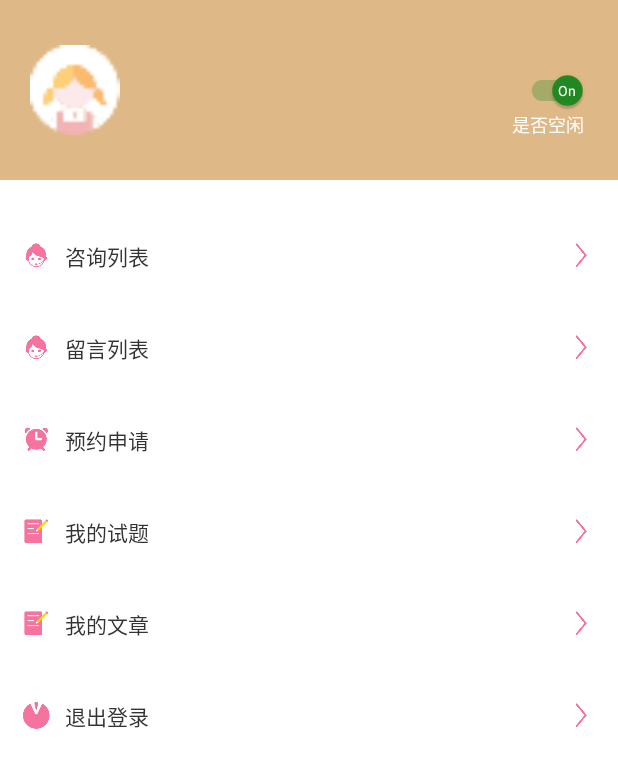
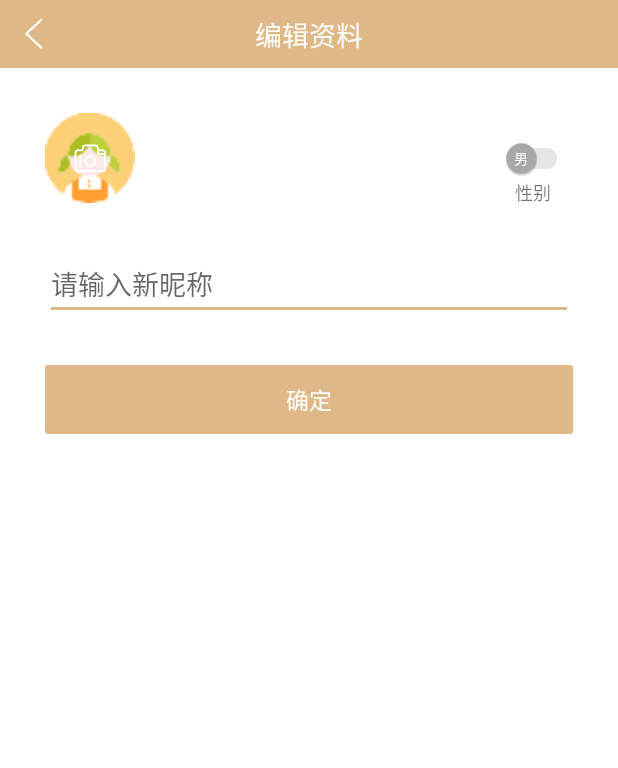
Before and after one commit to KarenKaKa/StudentHelp, an Android app: the TeacherMainActivity screen opened directly, with no data from a screen before it, after a tap on an icon or button, on a phone screen of 412 x 824 dp. Shown: the top 768 px of the screen. Run offline under Robolectric (Android 15) with nearby library versions, the phone set to English and light mode, and no system bars; our stand-ins replace RxJava, data binding; 6 statements that could not run were skipped.

Commit message:
编辑个人信息页面完成

```diff
--- a/app/src/main/AndroidManifest.xml
+++ b/app/src/main/AndroidManifest.xml
@@ -16,7 +16,7 @@
         android:networkSecurityConfig="@xml/network_security_config"
         android:supportsRtl="true"
         android:theme="@style/Theme.StudentHelp">
-
+        <activity android:name=".module.userinfo.EditUserInfoActivity"></activity>
         <activity
             android:name=".module.teacher.PublishActivity"
             android:configChanges="orientation|screenSize"
@@ -55,9 +55,7 @@
             android:configChanges="orientation|screenSize"
             android:launchMode="singleTask"
             android:screenOrientation="portrait"
-            android:windowSoftInputMode="stateAlwaysHidden|adjustPan" >
-
-        </activity>
+            android:windowSoftInputMode="stateAlwaysHidden|adjustPan"></activity>
         <activity
             android:name=".module.teachers.TeachersActivity"
             android:configChanges="orientation|screenSize"
--- a/app/src/main/java/com/consultation/studenthelp/module/teacher/TeacherMainActivity.java
+++ b/app/src/main/java/com/consultation/studenthelp/module/teacher/TeacherMainActivity.java
@@ -11,6 +11,7 @@ import com.consultation.studenthelp.base.BaseActivity;
 import com.consultation.studenthelp.base.BasePresenter;
 import com.consultation.studenthelp.databinding.ActivityTeacherMainBinding;
 import com.consultation.studenthelp.module.login.LoginActivity;
+import com.consultation.studenthelp.module.userinfo.EditUserInfoActivity;
 import com.consultation.studenthelp.utils.UserSpUtils;
 
 //TODO 待做个人信息编辑页  性别 昵称 职称 擅长分类
@@ -43,7 +44,7 @@ public class TeacherMainActivity extends BaseActivity implements View.OnClickLis
     public void onClick(View view) {
         int id = view.getId();
         if (id == R.id.ivHead) {
-            toast("修改头像");
+            startActivity(new Intent(this, EditUserInfoActivity.class));
         } else if (id == R.id.tvConsults) {
             toast("咨询列表");
         } else if (id == R.id.tvMessage) {
--- /dev/null
+++ b/app/src/main/java/com/consultation/studenthelp/module/userinfo/EditUserInfoActivity.java
@@ -0,0 +1,136 @@
+package com.consultation.studenthelp.module.userinfo;
+
+import android.os.Bundle;
+import android.text.TextUtils;
+import android.view.View;
+import android.widget.CompoundButton;
+
+import androidx.databinding.DataBindingUtil;
+import androidx.recyclerview.widget.GridLayoutManager;
+
+import com.consultation.studenthelp.R;
+import com.consultation.studenthelp.base.BaseActivity;
+import com.consultation.studenthelp.base.BasePresenter;
+import com.consultation.studenthelp.databinding.ActivityEditUserInfoBinding;
+import com.consultation.studenthelp.net.vo.LabelsInfo;
+import com.consultation.studenthelp.net.vo.UserInfo;
+import com.consultation.studenthelp.utils.UserSpUtils;
+
+import java.util.ArrayList;
+import java.util.List;
+
+import cn.leancloud.AVObject;
+import cn.leancloud.AVQuery;
+import cn.leancloud.AVUser;
+import io.reactivex.Observer;
+import io.reactivex.annotations.NonNull;
+import io.reactivex.disposables.Disposable;
+
+/**
+ * 编辑用户信息
+ */
+public class EditUserInfoActivity extends BaseActivity implements View.OnClickListener {
+    private ActivityEditUserInfoBinding binding;
+    private String gender = "男";
+    private EditLablesAdapter adapter;
+    private List<AVObject> sortList = new ArrayList<>();
+
+    @Override
+    protected void onCreate(Bundle savedInstanceState) {
+        super.onCreate(savedInstanceState);
+        binding = DataBindingUtil.setContentView(this, R.layout.activity_edit_user_info);
+        binding.setLifecycleOwner(this);
+
+        binding.setOnClickListener(this);
+        binding.switchBtn.setOnCheckedChangeListener(new CompoundButton.OnCheckedChangeListener() {
+            @Override
+            public void onCheckedChanged(CompoundButton compoundButton, boolean b) {
+                gender = b ? "女" : "男";
+            }
+        });
+
+        binding.group.setVisibility(UserSpUtils.getUserType().equals(UserInfo.USER_TYPE_TEACHER) ? View.VISIBLE : View.GONE);
+        binding.etInput.setText(AVUser.getCurrentUser().getUsername());
+        binding.etSkills.setText(AVUser.getCurrentUser().getString(UserInfo.USER_SKILLS));
+        binding.switchBtn.setChecked(AVUser.getCurrentUser().get(UserInfo.USER_GENDER).equals("女"));
+
+        GridLayoutManager sortManager = new GridLayoutManager(this, 4);
+        binding.recyclerLabels.setLayoutManager(sortManager);
+        adapter = new EditLablesAdapter(this, sortList);
+        binding.recyclerLabels.setAdapter(adapter);
+
+        getLabels();
+    }
+
+    private void getLabels() {
+        AVQuery<AVObject> query = new AVQuery<>(LabelsInfo.TABLE_NAME);
+        query.findInBackground().subscribe(new Observer<List<AVObject>>() {
+            @Override
+            public void onSubscribe(@NonNull Disposable d) {
+            }
+
+            @Override
+            public void onNext(@NonNull List<AVObject> labels) {
+                sortList.addAll(labels);
+                AVUser user = AVUser.getCurrentUser();
+                String label = user.getString(UserInfo.USER_LABELS);
+                if (!TextUtils.isEmpty(label)) {
+                    adapter.refreshSelected(label.split(","));
+                }
+                adapter.notifyDataSetChanged();
+            }
+
+            @Override
+            public void onError(@NonNull Throwable e) {
+            }
+
+            @Override
+            public void onComplete() {
+
+            }
+        });
+    }
+
+    @Override
+    protected BasePresenter createPresenter() {
+        return null;
+    }
+
+    @Override
+    public void onClick(View view) {
+        int id = view.getId();
+        if (id == R.id.ivBack) {
+            onBackPressed();
+        } else if (id == R.id.ivHead) {
+            toast("修改头像");
+        } else if (id == R.id.btnSubmit) {
+            String userName = binding.etInput.getText().toString().trim();
+            String skill = binding.etSkills.getText().toString().trim();
+            if (TextUtils.isEmpty(userName)) {
+                toast("请输入用户名");
+                return;
+            }
+            AVUser user = AVUser.currentUser();
+            user.setUsername(userName);
+            user.put(UserInfo.USER_SKILLS, skill);
+            user.put(UserInfo.USER_GENDER, gender);
+            user.put(UserInfo.USER_LABELS, adapter.getLabels());
+            user.saveInBackground().subscribe(new Observer<AVObject>() {
+                public void onSubscribe(Disposable disposable) {
+                }
+
+                public void onNext(AVObject avUser) {
+                    toast("修改成功");
+                    finish();
+                }
+
+                public void onError(Throwable throwable) {
+                    toast("修改失败：" + throwable.getMessage());
+                }
+
+                public void onComplete() {
+                }
+            });
+        }
+    }
+}
--- /dev/null
+++ b/app/src/main/res/layout/activity_edit_user_info.xml
@@ -0,0 +1,161 @@
+<?xml version="1.0" encoding="utf-8"?>
+<layout>
+
+    <data>
+
+        <variable
+            name="onClickListener"
+            type="android.view.View.OnClickListener" />
+    </data>
+
+    <androidx.constraintlayout.widget.ConstraintLayout xmlns:android="http://schemas.android.com/apk/res/android"
+        xmlns:app="http://schemas.android.com/apk/res-auto"
+        xmlns:tools="http://schemas.android.com/tools"
+        android:layout_width="match_parent"
+        android:layout_height="match_parent"
+        tools:context=".module.login.LoginActivity">
+
+        <androidx.constraintlayout.widget.ConstraintLayout
+            android:id="@+id/clTop"
+            android:layout_width="match_parent"
+            android:layout_height="wrap_content"
+            android:background="@color/pink"
+            app:layout_constraintTop_toTopOf="parent">
+
+            <ImageView
+                android:id="@+id/ivBack"
+                android:layout_width="45dp"
+                android:layout_height="45dp"
+                android:onClick="@{onClickListener}"
+                android:scaleType="centerInside"
+                android:src="@drawable/icon_back_white"
+                app:layout_constraintLeft_toLeftOf="parent"
+                app:layout_constraintTop_toTopOf="parent" />
+
+            <TextView
+                android:id="@+id/tvTitle"
+                android:layout_width="wrap_content"
+                android:layout_height="wrap_content"
+                android:text="编辑资料"
+                android:textColor="@color/white"
+                android:textSize="18sp"
+                app:layout_constraintBottom_toBottomOf="@+id/ivBack"
+                app:layout_constraintLeft_toLeftOf="parent"
+                app:layout_constraintRight_toRightOf="parent"
+                app:layout_constraintTop_toTopOf="@+id/ivBack" />
+        </androidx.constraintlayout.widget.ConstraintLayout>
+
+        <ImageView
+            android:id="@+id/ivHead"
+            android:layout_width="60dp"
+            android:layout_height="60dp"
+            android:layout_marginLeft="30dp"
+            android:layout_marginTop="30dp"
+            android:onClick="@{onClickListener}"
+            android:src="@drawable/icon_home_head"
+            app:layout_constraintLeft_toLeftOf="parent"
+            app:layout_constraintTop_toBottomOf="@+id/clTop" />
+
+        <ImageView
+            android:layout_width="wrap_content"
+            android:layout_height="wrap_content"
+            android:src="@drawable/icon_camare"
+            app:layout_constraintBottom_toBottomOf="@+id/ivHead"
+            app:layout_constraintLeft_toLeftOf="@+id/ivHead"
+            app:layout_constraintRight_toRightOf="@+id/ivHead"
+            app:layout_constraintTop_toTopOf="@+id/ivHead" />
+
+        <TextView
+            android:layout_width="wrap_content"
+            android:layout_height="wrap_content"
+            android:layout_marginRight="5dp"
+            android:text="性别"
+            android:textSize="12sp"
+            app:layout_constraintLeft_toLeftOf="@+id/switch_btn"
+            app:layout_constraintRight_toRightOf="@+id/switch_btn"
+            app:layout_constraintTop_toBottomOf="@+id/switch_btn" />
+
+        <androidx.appcompat.widget.SwitchCompat
+            android:id="@+id/switch_btn"
+            android:layout_width="wrap_content"
+            android:layout_height="wrap_content"
+            android:checked="false"
+            android:longClickable="false"
+            android:textColor="@color/white"
+            android:textOff="男"
+            android:textOn="女"
+            app:layout_constraintBottom_toBottomOf="@+id/ivHead"
+            app:layout_constraintRight_toRightOf="@id/etInput"
+            app:layout_constraintTop_toTopOf="@+id/ivHead"
+            app:showText="true"
+            app:switchPadding="5dp"
+            app:switchTextAppearance="@style/SwitchCompat.Text"
+            app:theme="@style/SwitchCompat.Control" />
+
+        <EditText
+            android:id="@+id/etInput"
+            android:layout_width="match_parent"
+            android:layout_height="wrap_content"
+            android:layout_marginLeft="30dp"
+            android:layout_marginTop="30dp"
+            android:layout_marginRight="30dp"
+            android:hint="请输入新昵称"
+            android:imeOptions="actionNext"
+            android:maxLength="11"
+            android:maxLines="1"
+            app:layout_constraintTop_toBottomOf="@+id/ivHead" />
+
+        <EditText
+            android:id="@+id/etSkills"
+            android:layout_width="match_parent"
+            android:layout_height="wrap_content"
+            android:layout_marginLeft="30dp"
+            android:layout_marginTop="20dp"
+            android:layout_marginRight="30dp"
+            android:hint="请输入个人职称"
+            android:imeOptions="actionDone"
+            android:maxLength="15"
+            android:maxLines="1"
+            app:layout_constraintTop_toBottomOf="@+id/etInput" />
+
+        <TextView
+            android:id="@+id/tvLabels"
+            android:layout_width="wrap_content"
+            android:layout_height="wrap_content"
+            android:layout_marginTop="20dp"
+            android:text="请选择擅长分类（最多选择三个）"
+            app:layout_constraintLeft_toLeftOf="@+id/etInput"
+            app:layout_constraintTop_toBottomOf="@+id/etSkills" />
+
+        <androidx.recyclerview.widget.RecyclerView
+            android:id="@+id/recyclerLabels"
+            android:layout_width="match_parent"
+            android:layout_height="wrap_content"
+            android:layout_marginHorizontal="20dp"
+            android:layout_marginTop="10dp"
+            app:layout_constraintTop_toBottomOf="@+id/tvLabels" />
+
+        <TextView
+            android:id="@+id/btnSubmit"
+            android:layout_width="match_parent"
+            android:layout_height="wrap_content"
+            android:layout_marginLeft="30dp"
+            android:layout_marginTop="30dp"
+            android:layout_marginRight="30dp"
+            android:background="@drawable/shape_solid_f6729f_2"
+            android:gravity="center"
+            android:onClick="@{onClickListener}"
+            android:paddingVertical="11dp"
+            android:text="确定"
+            android:textColor="#fff"
+            android:textSize="15sp"
+            app:layout_constraintTop_toBottomOf="@+id/recyclerLabels" />
+
+        <androidx.constraintlayout.widget.Group
+            android:id="@+id/group"
+            android:layout_width="wrap_content"
+            android:layout_height="wrap_content"
+            android:visibility="visible"
+            app:constraint_referenced_ids="etSkills,tvLabels,recyclerLabels" />
+    </androidx.constraintlayout.widget.ConstraintLayout>
+</layout>
```
Also changed, not shown: app/src/main/java/com/consultation/studenthelp/module/login/LoginPresenter.java (+0 -8 lines), app/src/main/java/com/consultation/studenthelp/module/main/mine/MineFragment.java (+3 -7 lines), app/src/main/java/com/consultation/studenthelp/module/userinfo/EditLablesAdapter.java (added, +97 -0 lines), app/src/main/res/layout/item_edit_sort.xml (added, +20 -0 lines), app/src/main/res/drawable-xxhdpi/icon_camare.png (added).
